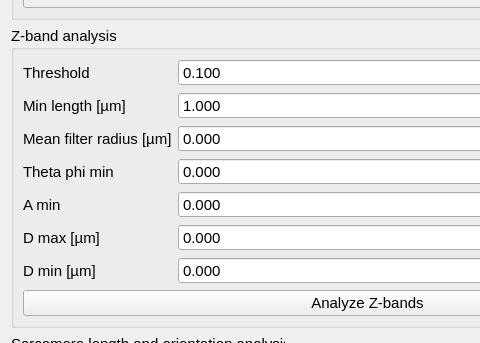
Qt form sarcasm_app/ui-files/parameters_structure_analysis.ui (danihae/SarcAsM) before a commit; both pictures show x 0 to 480 and y 423 to 766 of the 735 by 1488 pixel window.
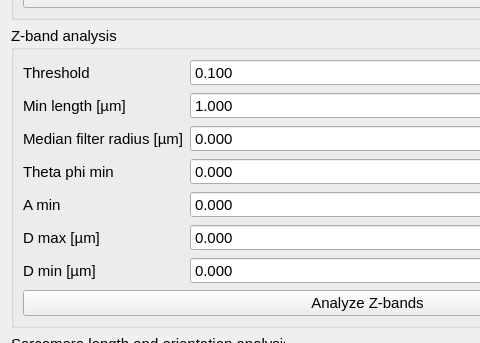
The same form after that commit.

Commit message: Rename wrong 'mean_filter_radius' to 'median_filter_radius'.

What changed in the file:
```diff
--- a/sarcasm_app/ui-files/parameters_structure_analysis.ui
+++ b/sarcasm_app/ui-files/parameters_structure_analysis.ui
@@ -340,7 +340,7 @@
          <string>Radius of kernel to smooth sarcomere orientation field. Default is 0.2 µm.</string>
         </property>
         <property name="text">
-         <string>Mean filter radius [µm]</string>
+         <string>Median filter radius [µm]</string>
         </property>
        </widget>
       </item>
```
Left out of the diff: 2 changed lines with no effect on the pictures. The commit also changes 3 other files.
